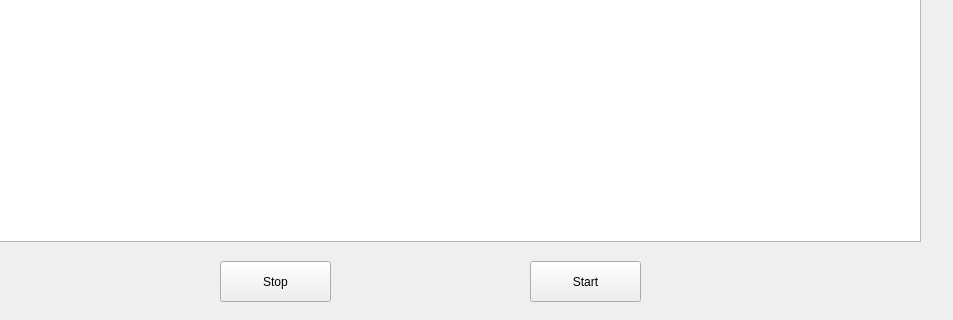
Above: UI/ui.ui from dahani9091/quatar-worl-cup-tickets-checker before the change; both pictures show x 120 to 1073 and y 429 to 749 of the 1073 by 749 pixel window. Below: the same form after it.
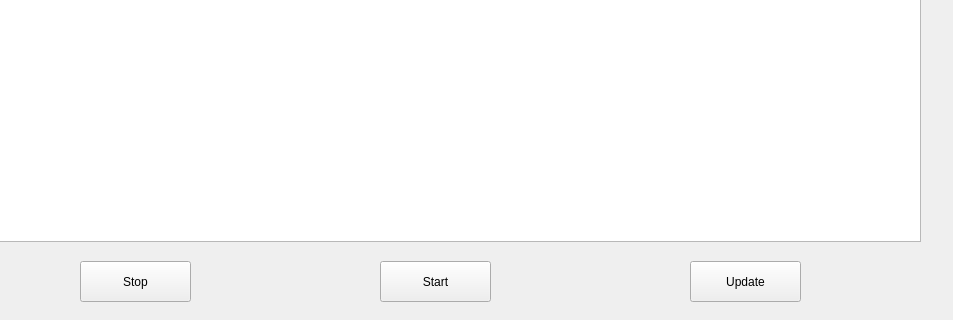
That is the form after the change.

Patch:
```diff
--- a/UI/ui.ui
+++ b/UI/ui.ui
@@ -69,7 +69,7 @@
    <widget class="QPushButton" name="start_btn">
     <property name="geometry">
      <rect>
-      <x>650</x>
+      <x>500</x>
       <y>690</y>
       <width>111</width>
       <height>41</height>
@@ -82,7 +82,7 @@
    <widget class="QPushButton" name="stop_btn">
     <property name="geometry">
      <rect>
-      <x>340</x>
+      <x>200</x>
       <y>690</y>
       <width>111</width>
       <height>41</height>
@@ -262,6 +262,19 @@
      </property>
     </widget>
    </widget>
+   <widget class="QPushButton" name="update_btn">
+    <property name="geometry">
+     <rect>
+      <x>810</x>
+      <y>690</y>
+      <width>111</width>
+      <height>41</height>
+     </rect>
+    </property>
+    <property name="text">
+     <string>Update</string>
+    </property>
+   </widget>
   </widget>
  </widget>
  <resources/>
```
